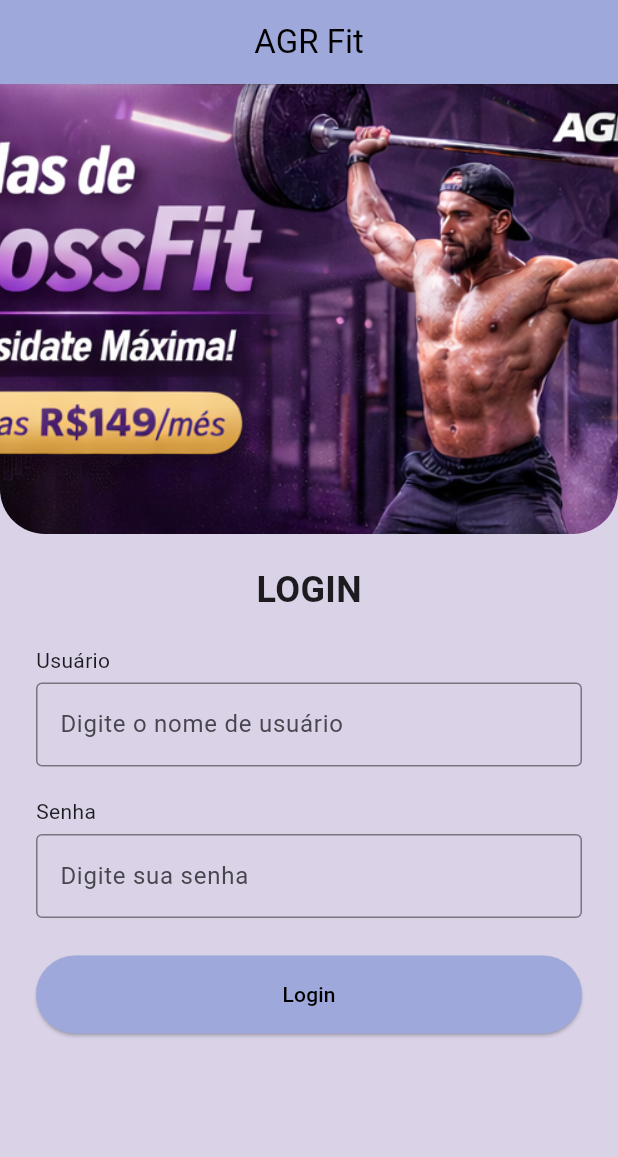
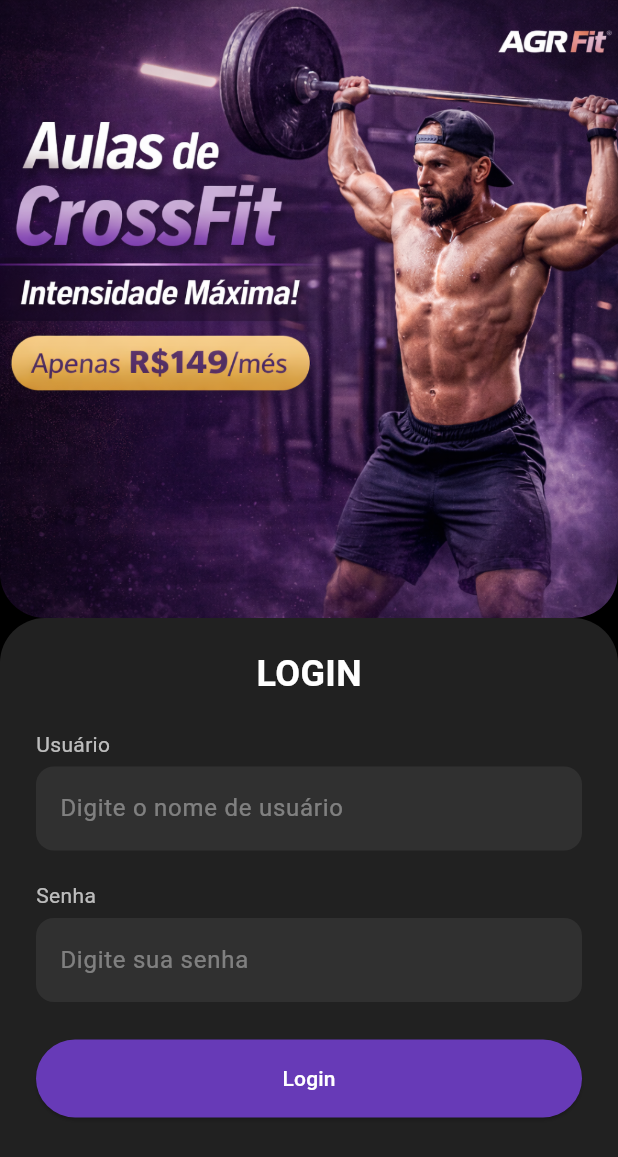
Before and after one commit to Giovannisrg/projeto_flutter_agrfit, a Flutter app: the screen it shows after launch, on a phone screen of 412 x 824 dp. Shown: the top 1157 px of the screen. Run offline on Flutter 3.47's test engine with Material 3 defaults, Android fonts, the phone set to English and light mode, and no system bars.

Commit message:
deixando bonito login

```diff
--- a/lib/main.dart
+++ b/lib/main.dart
@@ -47,38 +47,30 @@
     super.initState();
 
     Timer.periodic(const Duration(seconds: 3), (timer) {
-      if (_currentPage < banners.length - 1) {
+      if (_controller.hasClients) {
         _currentPage++;
-      } else {
-        _currentPage = 0;
+        _controller.animateToPage(
+          _currentPage,
+          duration: const Duration(milliseconds: 400),
+          curve: Curves.easeIn,
+        );
       }
-
-      _controller.animateToPage(
-        _currentPage,
-        duration: const Duration(milliseconds: 400),
-        curve: Curves.easeIn,
-      );
     });
   }
 
   @override
   Widget build(BuildContext context) {
     return Scaffold(
-      backgroundColor: const Color(0xFFDAD3E8),
-      appBar: AppBar(
-        title: const Text('AGR Fit', style: TextStyle(color: Colors.black)),
-        centerTitle: true,
-        backgroundColor: Colors.indigo[200],
-      ),
+      backgroundColor: Colors.black,
       body: Column(
         children: [
-          SizedBox(
-            height: 300,
+          AspectRatio(
+            aspectRatio: 4 / 4,
             child: PageView.builder(
               controller: _controller,
-              itemCount: banners.length,
               itemBuilder: (context, index) {
-                return _buildBanner(banners[index]);
+                final banner = banners[index % banners.length];
+                return _buildBanner(banner);
               },
             ),
           ),
@@ -86,9 +78,11 @@
           Expanded(
             child: Container(
               padding: const EdgeInsets.symmetric(horizontal: 24, vertical: 20),
-              decoration: const BoxDecoration(
-                color: Color(0xFFDAD3E8),
-                borderRadius: BorderRadius.vertical(top: Radius.circular(30)),
+              decoration: BoxDecoration(
+                color: Colors.grey[900],
+                borderRadius: const BorderRadius.vertical(
+                  top: Radius.circular(30),
+                ),
               ),
               child: SingleChildScrollView(
                 child: Column(
@@ -98,6 +92,7 @@
                       child: Text(
                         'LOGIN',
                         style: TextStyle(
+                          color: Colors.white,
                           fontWeight: FontWeight.bold,
                           fontSize: 24,
                         ),
@@ -106,13 +101,23 @@
 
                     const SizedBox(height: 20),
 
-                    const Text('Usuário'),
+                    const Text(
+                      'Usuário',
+                      style: TextStyle(color: Colors.white70),
+                    ),
                     const SizedBox(height: 5),
                     TextField(
                       controller: _usuarioController,
-                      decoration: const InputDecoration(
+                      style: const TextStyle(color: Colors.white),
+                      decoration: InputDecoration(
                         hintText: 'Digite o nome de usuário',
-                        border: OutlineInputBorder(),
+                        hintStyle: const TextStyle(color: Colors.white38),
+                        filled: true,
+                        fillColor: Colors.grey[850],
+                        border: OutlineInputBorder(
+                          borderRadius: BorderRadius.circular(12),
+                          borderSide: BorderSide.none,
+                        ),
                       ),
                       onChanged: (valor) {
                         setState(() {
@@ -123,14 +128,24 @@
 
                     const SizedBox(height: 20),
 
-                    const Text('Senha'),
+                    const Text(
+                      'Senha',
+                      style: TextStyle(color: Colors.white70),
+                    ),
                     const SizedBox(height: 5),
                     TextField(
                       controller: _senhaController,
                       obscureText: true,
-                      decoration: const InputDecoration(
+                      style: const TextStyle(color: Colors.white),
+                      decoration: InputDecoration(
                         hintText: 'Digite sua senha',
-                        border: OutlineInputBorder(),
+                        hintStyle: const TextStyle(color: Colors.white38),
+                        filled: true,
+                        fillColor: Colors.grey[850],
+                        border: OutlineInputBorder(
+                          borderRadius: BorderRadius.circular(12),
+                          borderSide: BorderSide.none,
+                        ),
                       ),
                       onChanged: (valor) {
                         setState(() {
@@ -145,9 +160,12 @@
                       width: double.infinity,
                       child: ElevatedButton(
                         style: ElevatedButton.styleFrom(
-                          backgroundColor: Colors.indigo[200],
-                          foregroundColor: Colors.black,
+                          backgroundColor: Colors.deepPurple,
+                          foregroundColor: Colors.white,
                           padding: const EdgeInsets.symmetric(vertical: 16),
+                          shape: RoundedRectangleBorder(
+                            borderRadius: BorderRadius.circular(30),
+                          ),
                         ),
                         onPressed: () {
                           if (_nomeUsuario.isEmpty || _senhaUsuario.isEmpty) {
```
Also changed, not shown: assets/images/banner1.png, assets/images/banner2.png, assets/images/banner3.png, assets/images/banner4.png.
